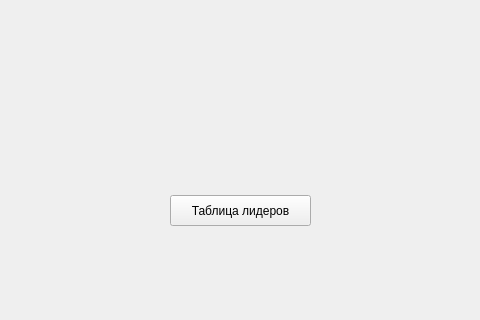
Old version of the form mainwindow.ui in the repository Deatheh/MathBattle; both pictures show x 160 to 640 and y 105 to 425 of the 800 by 600 pixel window.
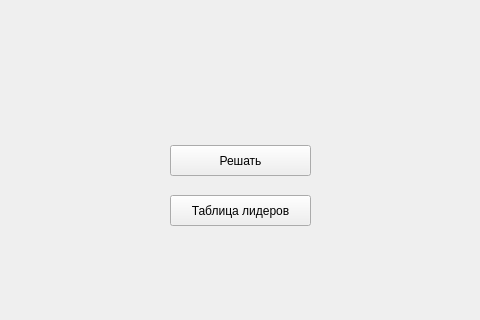
New version of the form.

The edit to the form file:
```diff
--- a/mainwindow.ui
+++ b/mainwindow.ui
@@ -51,6 +51,19 @@
      <string>Таблица лидеров</string>
     </property>
    </widget>
+   <widget class="QPushButton" name="pushButton_2">
+    <property name="geometry">
+     <rect>
+      <x>330</x>
+      <y>250</y>
+      <width>141</width>
+      <height>31</height>
+     </rect>
+    </property>
+    <property name="text">
+     <string>Решать</string>
+    </property>
+   </widget>
   </widget>
   <widget class="QMenuBar" name="menubar">
    <property name="geometry">
```
